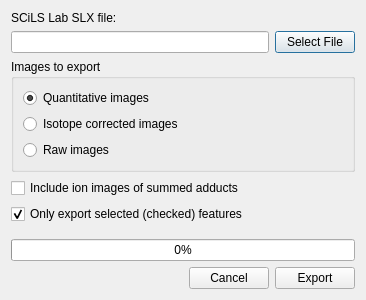
First picture: the form in resources/views/MsiExportScilsDialog.ui, repository swinnenteam/LipidQMap, before the edit.
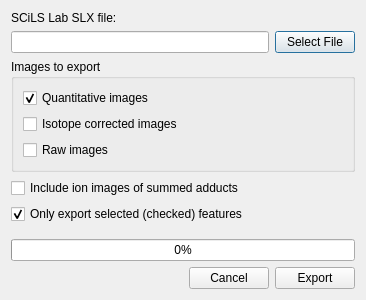
Second picture: the form after the edit.

Commit message: SCiLS export raw, quant, iso in separate feature lists

Diff of the .ui file:
```diff
--- a/resources/views/MsiExportScilsDialog.ui
+++ b/resources/views/MsiExportScilsDialog.ui
@@ -42,7 +42,7 @@
      </property>
      <layout class="QVBoxLayout" name="verticalLayout_2">
       <item>
-       <widget class="QRadioButton" name="radio_quant">
+       <widget class="QCheckBox" name="quant_checkbox">
         <property name="text">
          <string>Quantitative images</string>
         </property>
@@ -52,14 +52,14 @@
        </widget>
       </item>
       <item>
-       <widget class="QRadioButton" name="radio_iso">
+       <widget class="QCheckBox" name="iso_checkbox">
         <property name="text">
          <string>Isotope corrected images</string>
         </property>
        </widget>
       </item>
       <item>
-       <widget class="QRadioButton" name="radio_raw">
+       <widget class="QCheckBox" name="raw_checkbox">
         <property name="text">
          <string>Raw images</string>
         </property>
```
The commit also changes 6 other files.
